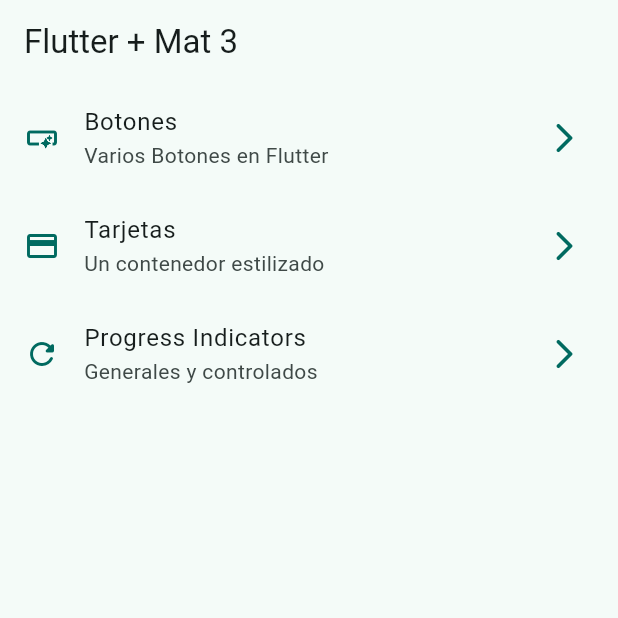
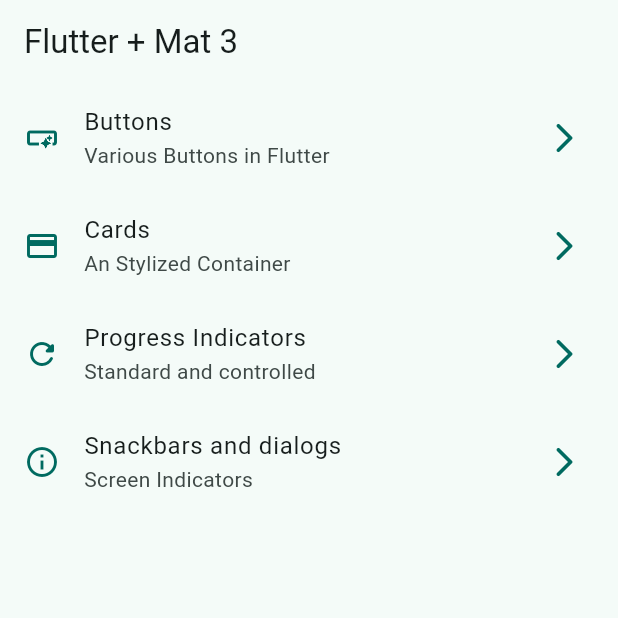
Before and after one commit to CDiegoSV/widgets_app, a Flutter app: the screen it shows after launch, on a phone screen of 412 x 824 dp, the top half of it. Run offline on Flutter 3.47's test engine with Material 3 defaults, Android fonts, the phone set to English and light mode, and no system bars; our stand-ins replace go_router.

Commit message:
Snackbars Dialogs Finished

```diff
--- a/lib/config/theme/menu/menu_item.dart
+++ b/lib/config/theme/menu/menu_item.dart
@@ -19,24 +19,31 @@ class MenuItem {
 const appMenuItems = <MenuItem>[
 
   MenuItem(
-    title: 'Botones',
-    subTitle: 'Varios Botones en Flutter',
+    title: 'Buttons',
+    subTitle: 'Various Buttons in Flutter',
     link: '/buttons',
     icon: Icons.smart_button_outlined
   ),
 
   MenuItem(
-    title: 'Tarjetas',
-    subTitle: 'Un contenedor estilizado',
+    title: 'Cards',
+    subTitle: 'An Stylized Container',
     link: '/cards',
     icon: Icons.credit_card
   ),
 
   MenuItem(
     title: 'Progress Indicators',
-    subTitle: 'Generales y controlados',
+    subTitle: 'Standard and controlled',
     link: '/progress',
     icon: Icons.refresh_rounded
   ),
 
+  MenuItem(
+    title: 'Snackbars and dialogs',
+    subTitle: 'Screen Indicators',
+    link: '/snackbars',
+    icon: Icons.info_outline
+  ),
+
 ];
--- a/lib/config/theme/router/app_router.dart
+++ b/lib/config/theme/router/app_router.dart
@@ -28,5 +28,11 @@ final appRouter = GoRouter(
       name: ProgressScreen.name,
       builder: (context, state) => const ProgressScreen(),
     ),
+
+    GoRoute(
+      path: '/snackbars',
+      name: SnackbarScreen.name,
+      builder: (context, state) => const SnackbarScreen(),
+    ),
   ],
 );
--- a/lib/main.dart
+++ b/lib/main.dart
@@ -12,6 +12,7 @@ class MainApp extends StatelessWidget {
   @override
   Widget build(BuildContext context) {
     return MaterialApp.router(
+      title: 'Flutter Widgets',
       routerConfig: appRouter,
       debugShowCheckedModeBanner: false,
       theme: AppTheme(selectedColor: 1).getTheme(),
--- a/lib/presentation/screens/progress/progress_screen.dart
+++ b/lib/presentation/screens/progress/progress_screen.dart
@@ -26,11 +26,11 @@ class _ProgressView extends StatelessWidget {
       child: Column(
         children: const [
           SizedBox(height: 30,),
-          Text('Circular progress indicator'),
+          Text('Circular Progress Indicator'),
           SizedBox(height: 10,),
           CircularProgressIndicator(strokeWidth: 2, backgroundColor: Colors.black45),
           SizedBox(height: 20,),
-          Text('Circular y linear progress indicator controlado'),
+          Text('Controlled Circular and Linear Progress Indicators'),
           SizedBox(height: 10,),
           _ControlledProgressIndicator(),
         ],
```
Also changed, not shown: lib/presentation/screens/snackbar/snackbar_screen.dart (+65 -1 lines).
